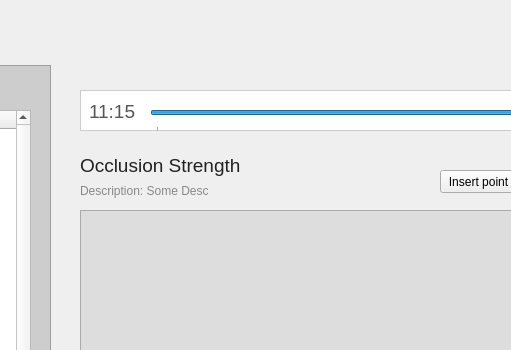
tobspr/RenderPipeline, file toolkit/day_time_editor/ui/main_window.ui: the form before one commit; both pictures show x 290 to 801 and y 0 to 350 of the 1000 by 675 pixel window.
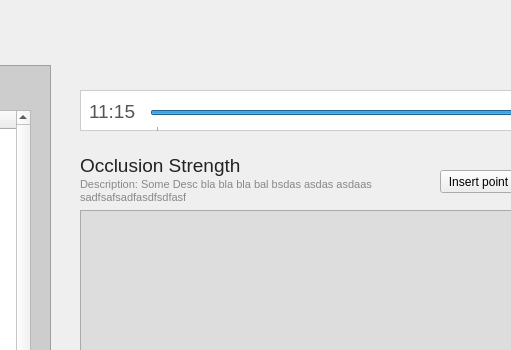
The form after the commit. Icons and pictures are not drawn.

The edit to the form file:
```diff
--- a/toolkit/day_time_editor/ui/main_window.ui
+++ b/toolkit/day_time_editor/ui/main_window.ui
@@ -256,20 +256,24 @@
       <rect>
        <x>0</x>
        <y>30</y>
-       <width>311</width>
+       <width>351</width>
        <height>21</height>
       </rect>
      </property>
      <property name="font">
       <font>
-       <pointsize>9</pointsize>
+       <pointsize>8</pointsize>
       </font>
      </property>
      <property name="styleSheet">
       <string notr="true">color: #888;</string>
      </property>
      <property name="text">
-      <string>Description: Some Desc</string>
+      <string>Description: Some Desc bla bla bla bal bsdas asdas asdaas 
+sadfsafsadfasdfsdfasf</string>
+     </property>
+     <property name="wordWrap">
+      <bool>true</bool>
      </property>
     </widget>
     <widget class="QPushButton" name="btn_insert_point">
```
Left out of the diff: 2 changed lines with no effect on the pictures.
